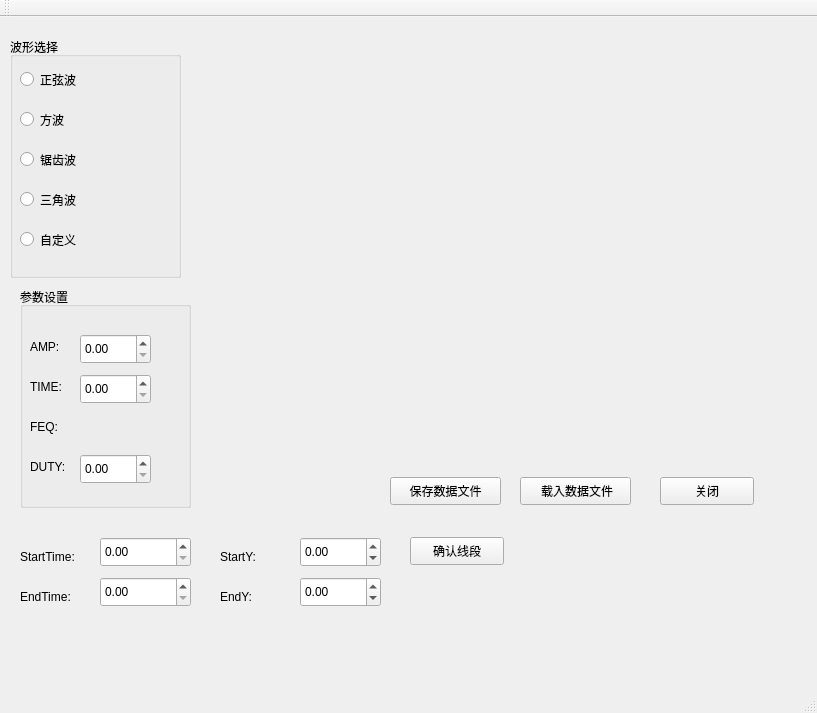
CarnationTL/GenWData, file mwgenwdata.ui: the form before one commit.
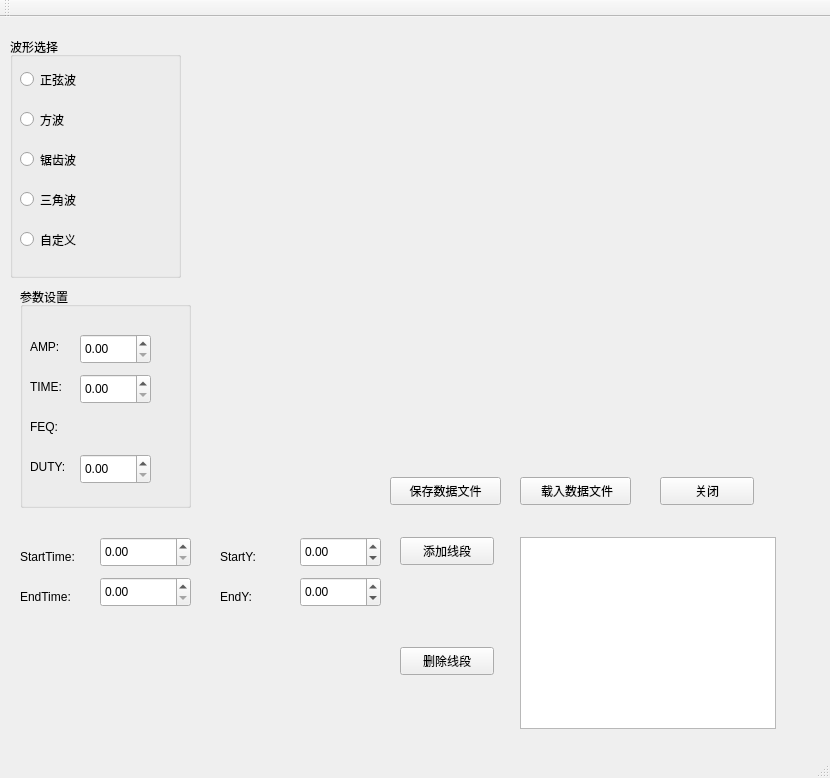
The form after the commit. Custom widgets are drawn as their Qt base class.

```diff
--- a/mwgenwdata.ui
+++ b/mwgenwdata.ui
@@ -6,8 +6,8 @@
    <rect>
     <x>0</x>
     <y>0</y>
-    <width>817</width>
-    <height>713</height>
+    <width>830</width>
+    <height>778</height>
    </rect>
   </property>
   <property name="windowTitle">
@@ -355,14 +355,37 @@
    <widget class="QPushButton" name="btnConfirmSeg">
     <property name="geometry">
      <rect>
-      <x>410</x>
+      <x>400</x>
       <y>520</y>
       <width>94</width>
       <height>28</height>
      </rect>
     </property>
     <property name="text">
-     <string>确认线段</string>
+     <string>添加线段</string>
+    </property>
+   </widget>
+   <widget class="QListWidget" name="lswcurv">
+    <property name="geometry">
+     <rect>
+      <x>520</x>
+      <y>520</y>
+      <width>256</width>
+      <height>192</height>
+     </rect>
+    </property>
+   </widget>
+   <widget class="QPushButton" name="btncurDel">
+    <property name="geometry">
+     <rect>
+      <x>400</x>
+      <y>630</y>
+      <width>94</width>
+      <height>28</height>
+     </rect>
+    </property>
+    <property name="text">
+     <string>删除线段</string>
     </property>
    </widget>
    <zorder>gbPara</zorder>
```
Left out of the diff: 4 changed lines with no effect on the pictures.
